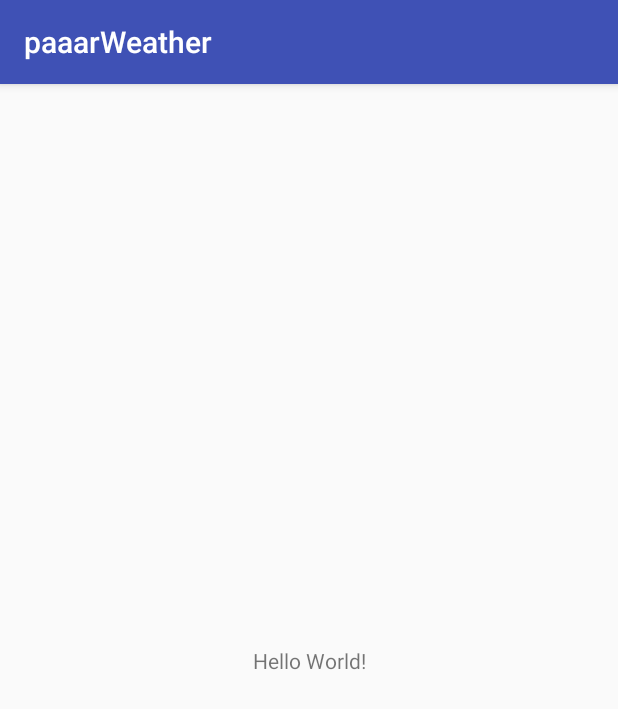
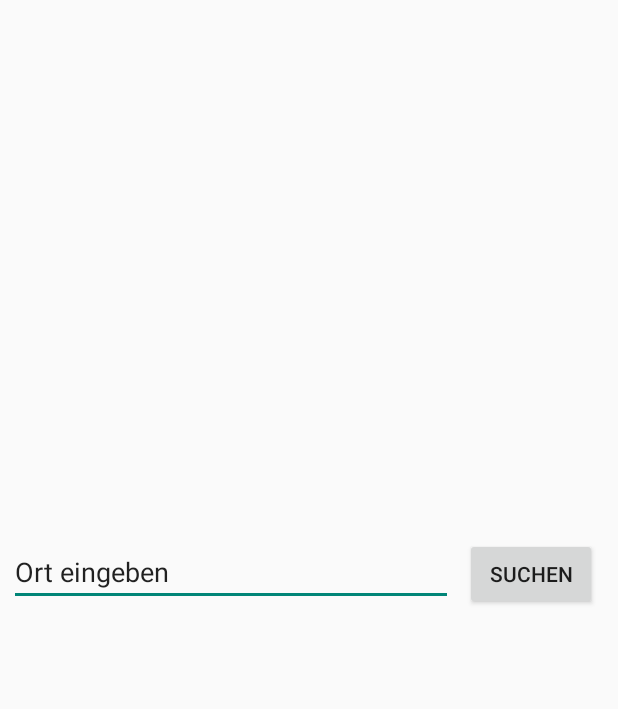
Before and after one commit to snowparrot/paaarWeather, an Android app: the screen it shows after launch (MainActivity), on a phone screen of 412 x 824 dp. Shown: the top 709 px of the screen. Run offline under Robolectric (Android 15) with nearby library versions, the phone set to English and light mode, and no system bars.

Commit message:
add first view + new layout

```diff
--- a/app/build.gradle
+++ b/app/build.gradle
@@ -1,4 +1,5 @@
 apply plugin: 'com.android.application'
+apply plugin: 'kotlin-android'
 
 android {
     compileSdkVersion 26
@@ -27,4 +28,8 @@ dependencies {
     compile 'com.android.support:appcompat-v7:26.+'
     compile 'com.android.support.constraint:constraint-layout:1.0.2'
     testCompile 'junit:junit:4.12'
+    compile "org.jetbrains.kotlin:kotlin-stdlib-jre7:$kotlin_version"
 }
+repositories {
+    mavenCentral()
+}
--- a/app/src/main/AndroidManifest.xml
+++ b/app/src/main/AndroidManifest.xml
@@ -8,7 +8,7 @@
         android:label="@string/app_name"
         android:roundIcon="@mipmap/ic_launcher_round"
         android:supportsRtl="true"
-        android:theme="@style/AppTheme">
+        android:theme="@android:style/Theme.Material.Light.NoActionBar">
         <activity android:name=".MainActivity">
             <intent-filter>
                 <action android:name="android.intent.action.MAIN" />
--- a/app/src/main/java/com/github/snowparrot/paaarweather/MainActivity.kt
+++ b/app/src/main/java/com/github/snowparrot/paaarweather/MainActivity.kt
@@ -1,9 +1,10 @@
 package com.github.snowparrot.paaarweather
 
+import android.app.Activity
 import android.support.v7.app.AppCompatActivity
 import android.os.Bundle
 
-class MainActivity : AppCompatActivity() {
+class MainActivity : Activity() {
 
     override fun onCreate(savedInstanceState: Bundle?) {
         super.onCreate(savedInstanceState)
--- a/app/src/main/res/layout/activity_main.xml
+++ b/app/src/main/res/layout/activity_main.xml
@@ -4,15 +4,38 @@
     xmlns:tools="http://schemas.android.com/tools"
     android:layout_width="match_parent"
     android:layout_height="match_parent"
-    tools:context="com.github.snowparrot.paaarweather.MainActivity">
+    tools:context="com.github.snowparrot.paaarweather.MainActivity"
+    tools:layout_editor_absoluteY="25dp"
+    tools:layout_editor_absoluteX="0dp">
 
-    <TextView
+    <EditText
+        android:id="@+id/editText"
+        android:layout_width="0dp"
+        android:layout_height="wrap_content"
+        android:ems="10"
+        android:inputType="textPersonName"
+        android:text="Ort eingeben"
+        android:layout_marginLeft="6dp"
+        app:layout_constraintLeft_toLeftOf="parent"
+        app:layout_constraintRight_toLeftOf="@+id/button"
+        android:layout_marginRight="8dp"
+        app:layout_constraintHorizontal_bias="0.0"
+        android:layout_marginBottom="8dp"
+        app:layout_constraintBottom_toTopOf="@+id/guideline" />
+
+    <Button
+        android:id="@+id/button"
         android:layout_width="wrap_content"
         android:layout_height="wrap_content"
-        android:text="Hello World!"
-        app:layout_constraintBottom_toBottomOf="parent"
-        app:layout_constraintLeft_toLeftOf="parent"
+        android:text="Suchen"
+        android:layout_marginRight="14dp"
         app:layout_constraintRight_toRightOf="parent"
-        app:layout_constraintTop_toTopOf="parent" />
+        app:layout_constraintBaseline_toBaselineOf="@+id/editText" />
 
+    <android.support.constraint.Guideline
+        android:layout_width="wrap_content"
+        android:layout_height="wrap_content"
+        android:id="@+id/guideline"
+        android:orientation="horizontal"
+        app:layout_constraintGuide_percent="0.5" />
 </android.support.constraint.ConstraintLayout>
--- /dev/null
+++ b/app/src/main/res/layout/weatherview.xml
@@ -0,0 +1,6 @@
+<?xml version="1.0" encoding="utf-8"?>
+<android.support.constraint.ConstraintLayout
+    xmlns:android="http://schemas.android.com/apk/res/android" android:layout_width="match_parent"
+    android:layout_height="match_parent">
+
+</android.support.constraint.ConstraintLayout>
--- a/build.gradle
+++ b/build.gradle
@@ -1,11 +1,13 @@
 // Top-level build file where you can add configuration options common to all sub-projects/modules.
 
 buildscript {
+    ext.kotlin_version = '1.1.4'
     repositories {
         jcenter()
     }
     dependencies {
         classpath 'com.android.tools.build:gradle:2.3.3'
+        classpath "org.jetbrains.kotlin:kotlin-gradle-plugin:$kotlin_version"
 
         // NOTE: Do not place your application dependencies here; they belong
         // in the individual module build.gradle files
```
